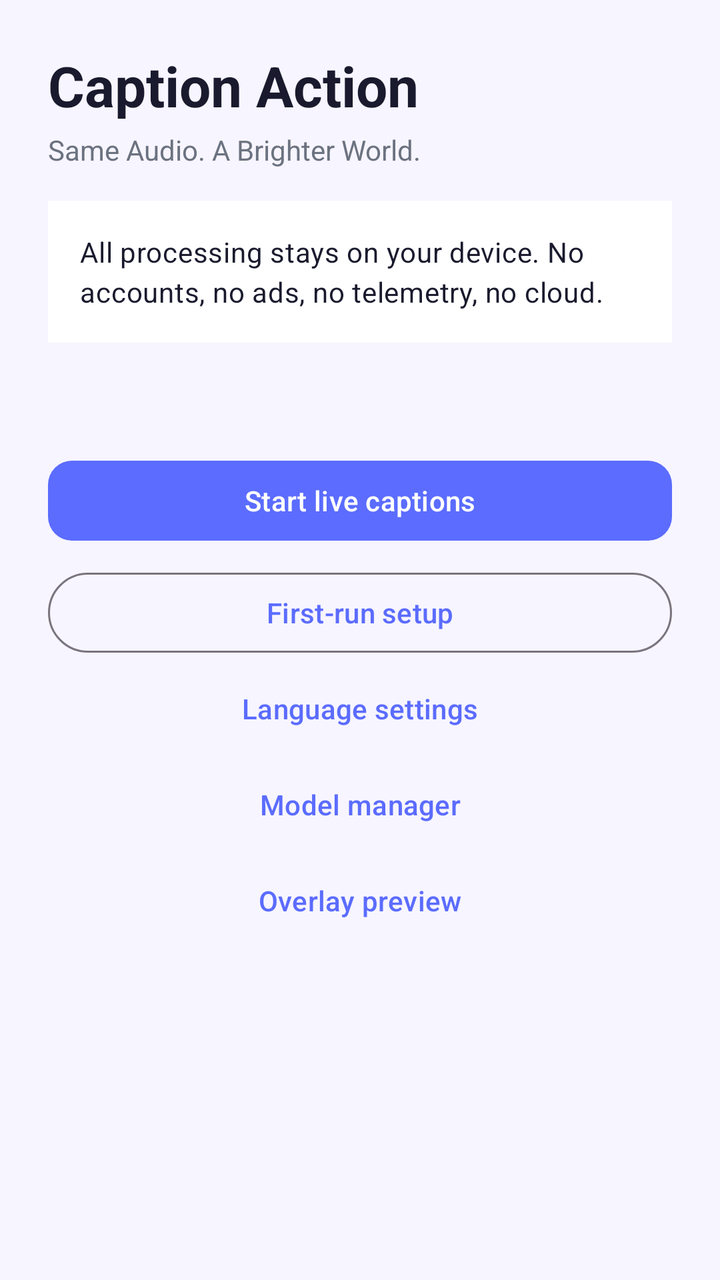
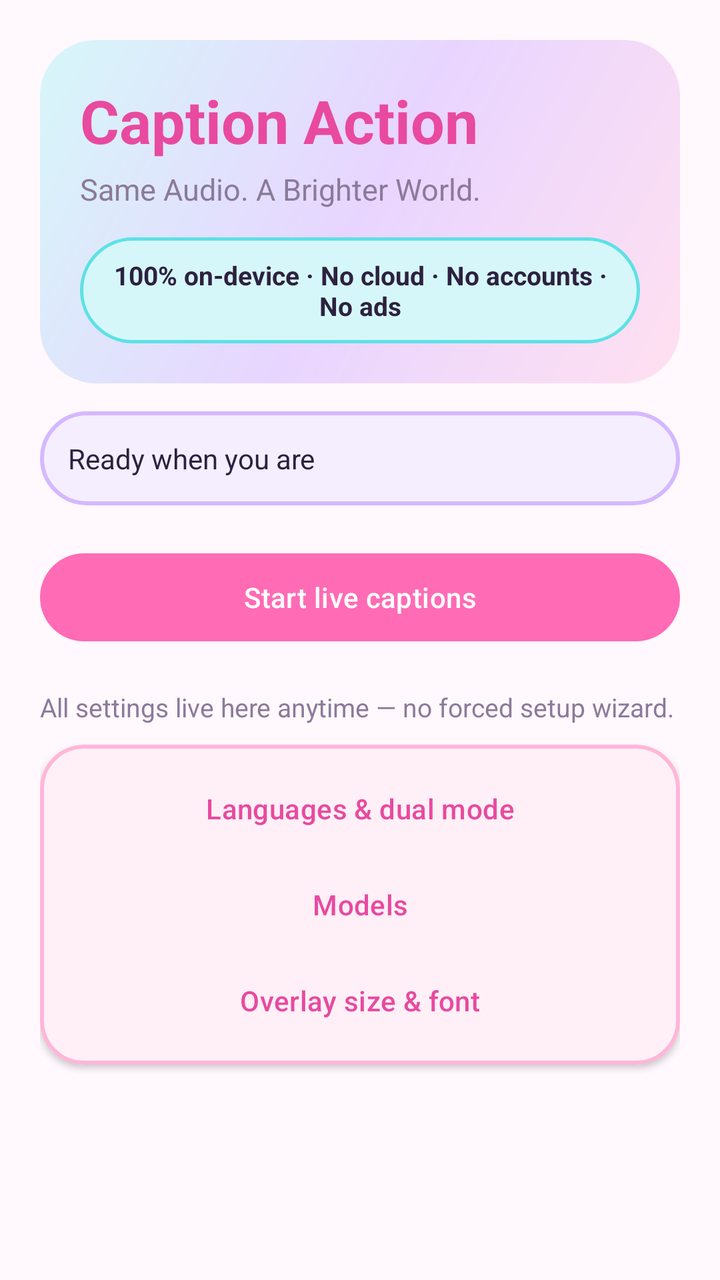

Before-and-after screenshots of an Android layout around one commit, followed by the original layout XML and the change that was made.
<!-- AndroidManifest.xml: activity theme Theme.CaptionAction -->
<!-- res/layout/activity_home.xml -->
<?xml version="1.0" encoding="utf-8"?>
<ScrollView xmlns:android="http://schemas.android.com/apk/res/android"
    xmlns:app="http://schemas.android.com/apk/res-auto"
    android:layout_width="match_parent"
    android:layout_height="match_parent"
    android:fillViewport="true"
    android:background="@color/ca_bg">

    <LinearLayout
        android:layout_width="match_parent"
        android:layout_height="wrap_content"
        android:orientation="vertical"
        android:padding="24dp">

        <TextView
            android:layout_width="match_parent"
            android:layout_height="wrap_content"
            android:text="@string/app_name"
            style="@style/TextAppearance.CaptionAction.Title"
            android:textSize="28sp" />

        <TextView
            android:layout_width="match_parent"
            android:layout_height="wrap_content"
            android:layout_marginTop="4dp"
            android:text="@string/tagline"
            android:textColor="@color/ca_muted" />

        <TextView
            android:id="@+id/privacyBanner"
            android:layout_width="match_parent"
            android:layout_height="wrap_content"
            android:layout_marginTop="16dp"
            android:background="@color/ca_surface"
            android:padding="16dp"
            android:text="@string/privacy_promise"
            style="@style/TextAppearance.CaptionAction.Body" />

        <TextView
            android:id="@+id/statusText"
            android:layout_width="match_parent"
            android:layout_height="wrap_content"
            android:layout_marginTop="12dp"
            android:textColor="@color/ca_muted" />

        <com.google.android.material.button.MaterialButton
            android:id="@+id/btnStartLive"
            android:layout_width="match_parent"
            android:layout_height="wrap_content"
            android:layout_marginTop="24dp"
            android:text="@string/start_live" />

        <com.google.android.material.button.MaterialButton
            android:id="@+id/btnSetup"
            style="@style/Widget.Material3.Button.OutlinedButton"
            android:layout_width="match_parent"
            android:layout_height="wrap_content"
            android:layout_marginTop="8dp"
            android:text="@string/setup" />

        <com.google.android.material.button.MaterialButton
            android:id="@+id/btnLanguages"
            style="@style/Widget.Material3.Button.TextButton"
            android:layout_width="match_parent"
            android:layout_height="wrap_content"
            android:text="@string/language_settings" />

        <com.google.android.material.button.MaterialButton
            android:id="@+id/btnModels"
            style="@style/Widget.Material3.Button.TextButton"
            android:layout_width="match_parent"
            android:layout_height="wrap_content"
            android:text="@string/model_manager" />

        <com.google.android.material.button.MaterialButton
            android:id="@+id/btnPreview"
            style="@style/Widget.Material3.Button.TextButton"
            android:layout_width="match_parent"
            android:layout_height="wrap_content"
            android:text="@string/overlay_preview" />
    </LinearLayout>
</ScrollView>
<!-- resources referenced by this layout -->
<resources>
  <color name="ca_bg">#F7F5FF</color>
  <color name="ca_muted">#6B7280</color>
  <color name="ca_surface">#FFFFFF</color>
  <string name="language_settings">Language settings</string>
  <string name="model_manager">Model manager</string>
  <string name="overlay_preview">Overlay preview</string>
  <string name="privacy_promise">All processing stays on your device. No accounts, no ads, no telemetry, no cloud.</string>
  <string name="setup">First-run setup</string>
  <style name="TextAppearance.CaptionAction.Body" parent="TextAppearance.Material3.BodyMedium">
          <item name="android:textColor">@color/ca_text</item>
      </style>
  <style name="TextAppearance.CaptionAction.Title" parent="TextAppearance.Material3.HeadlineSmall">
          <item name="android:textColor">@color/ca_text</item>
          <item name="android:textStyle">bold</item>
      </style>
  <style name="Theme.CaptionAction" parent="Theme.Material3.Light.NoActionBar">
          <item name="colorPrimary">@color/ca_primary</item>
          <item name="colorPrimaryDark">@color/ca_primary_dark</item>
          <item name="colorAccent">@color/ca_accent</item>
          <item name="android:statusBarColor">@color/ca_primary</item>
          <item name="android:navigationBarColor">@color/ca_bg</item>
          <item name="android:windowBackground">@color/ca_bg</item>
          <item name="materialButtonStyle">@style/Widget.CaptionAction.Button</item>
      </style>
  <color name="ca_text">#1A1A2E</color>
  <color name="ca_primary">#5B6CFF</color>
  <color name="ca_primary_dark">#3D4AD1</color>
  <color name="ca_accent">#FF8FAB</color>
  <style name="Widget.CaptionAction.Button" parent="Widget.Material3.Button">
          <item name="cornerRadius">12dp</item>
      </style>
  <!-- unchanged entries left out for length: 3 -->
</resources>

<!-- the commit's change to res/layout/activity_home.xml (unified diff, before → after) -->
@@ -10,73 +10,104 @@
         android:layout_width="match_parent"
         android:layout_height="wrap_content"
         android:orientation="vertical"
-        android:padding="24dp">
+        android:padding="20dp">
 
-        <TextView
+        <LinearLayout
             android:layout_width="match_parent"
             android:layout_height="wrap_content"
-            android:text="@string/app_name"
-            style="@style/TextAppearance.CaptionAction.Title"
-            android:textSize="28sp" />
+            android:orientation="vertical"
+            android:background="@drawable/bg_home_header"
+            android:padding="20dp">
 
-        <TextView
-            android:layout_width="match_parent"
-            android:layout_height="wrap_content"
-            android:layout_marginTop="4dp"
-            android:text="@string/tagline"
-            android:textColor="@color/ca_muted" />
+            <TextView
+                android:layout_width="match_parent"
+                android:layout_height="wrap_content"
+                android:text="@string/app_name"
+                android:textSize="30sp"
+                android:textStyle="bold"
+                android:textColor="@color/ca_primary_dark" />
 
-        <TextView
-            android:id="@+id/privacyBanner"
-            android:layout_width="match_parent"
-            android:layout_height="wrap_content"
-            android:layout_marginTop="16dp"
-            android:background="@color/ca_surface"
-            android:padding="16dp"
-            android:text="@string/privacy_promise"
-            style="@style/TextAppearance.CaptionAction.Body" />
+            <TextView
+                android:layout_width="match_parent"
+                android:layout_height="wrap_content"
+                android:layout_marginTop="4dp"
+                android:text="@string/tagline"
+                android:textColor="@color/ca_muted"
+                android:textSize="15sp" />
+
+            <TextView
+                android:id="@+id/privacyBanner"
+                android:layout_width="match_parent"
+                android:layout_height="wrap_content"
+                android:layout_marginTop="14dp"
+                android:background="@drawable/bg_pill_cyan"
+                android:gravity="center"
+                android:paddingHorizontal="14dp"
+                android:paddingVertical="10dp"
+                android:text="@string/privacy_promise"
+                android:textColor="@color/ca_text"
+                android:textSize="13sp"
+                android:textStyle="bold" />
+        </LinearLayout>
 
         <TextView
             android:id="@+id/statusText"
             android:layout_width="match_parent"
             android:layout_height="wrap_content"
-            android:layout_marginTop="12dp"
-            android:textColor="@color/ca_muted" />
+            android:layout_marginTop="14dp"
+            android:background="@drawable/bg_card_lavender"
+            android:padding="14dp"
+            android:text="@string/home_status_ready"
+            android:textColor="@color/ca_text" />
 
         <com.google.android.material.button.MaterialButton
             android:id="@+id/btnStartLive"
             android:layout_width="match_parent"
             android:layout_height="wrap_content"
-            android:layout_marginTop="24dp"
+            android:layout_marginTop="20dp"
             android:text="@string/start_live" />
 
-        <com.google.android.material.button.MaterialButton
-            android:id="@+id/btnSetup"
-            style="@style/Widget.Material3.Button.OutlinedButton"
+        <TextView
             android:layout_width="match_parent"
             android:layout_height="wrap_content"
-            android:layout_marginTop="8dp"
-            android:text="@string/setup" />
+            android:layout_marginTop="20dp"
+            android:text="@string/settings_hub"
+            android:textColor="@color/ca_muted"
+            android:textSize="13sp" />
 
-        <com.google.android.material.button.MaterialButton
-            android:id="@+id/btnLanguages"
-            style="@style/Widget.Material3.Button.TextButton"
+        <com.google.android.material.card.MaterialCardView
             android:layout_width="match_parent"
             android:layout_height="wrap_content"
-            android:text="@string/language_settings" />
-
-        <com.google.android.material.button.MaterialButton
-            android:id="@+id/btnModels"
-            style="@style/Widget.Material3.Button.TextButton"
-            android:layout_width="match_parent"
-            android:layout_height="wrap_content"
-            android:text="@string/model_manager" />
-
-        <com.google.android.material.button.MaterialButton
-            android:id="@+id/btnPreview"
-            style="@style/Widget.Material3.Button.TextButton"
-            android:layout_width="match_parent"
-            android:layout_height="wrap_content"
-            android:text="@string/overlay_preview" />
+            android:layout_marginTop="10dp"
+            app:cardBackgroundColor="@color/ca_card_pink"
+            app:cardCornerRadius="22dp"
+            app:cardElevation="2dp"
+            app:strokeColor="#FFB6D9"
+            app:strokeWidth="2dp">
+            <LinearLayout
+                android:layout_width="match_parent"
+                android:layout_height="wrap_content"
+                android:orientation="vertical"
+                android:padding="8dp">
+                <com.google.android.material.button.MaterialButton
+                    android:id="@+id/btnLanguages"
+                    style="@style/Widget.CaptionAction.Button.Soft"
+                    android:layout_width="match_parent"
+                    android:layout_height="wrap_content"
+                    android:text="@string/language_settings" />
+                <com.google.android.material.button.MaterialButton
+                    android:id="@+id/btnModels"
+                    style="@style/Widget.CaptionAction.Button.Soft"
+                    android:layout_width="match_parent"
+                    android:layout_height="wrap_content"
+                    android:text="@string/model_manager" />
+                <com.google.android.material.button.MaterialButton
+                    android:id="@+id/btnPreview"
+                    style="@style/Widget.CaptionAction.Button.Soft"
+                    android:layout_width="match_parent"
+                    android:layout_height="wrap_content"
+                    android:text="@string/overlay_preview" />
+            </LinearLayout>
+        </com.google.android.material.card.MaterialCardView>
     </LinearLayout>
 </ScrollView>
<!-- resource entries referenced after the edit -->
@@ -1,36 +1,81 @@
 <!-- resources referenced by this layout -->
 <resources>
-  <color name="ca_bg">#F7F5FF</color>
-  <color name="ca_muted">#6B7280</color>
+  <color name="ca_bg">#FFF8FC</color>
+  <color name="ca_card_pink">#FFF0F7</color>
+  <color name="ca_muted">#8B7A9A</color>
   <color name="ca_surface">#FFFFFF</color>
-  <string name="language_settings">Language settings</string>
-  <string name="model_manager">Model manager</string>
-  <string name="overlay_preview">Overlay preview</string>
-  <string name="privacy_promise">All processing stays on your device. No accounts, no ads, no telemetry, no cloud.</string>
-  <string name="setup">First-run setup</string>
-  <style name="TextAppearance.CaptionAction.Body" parent="TextAppearance.Material3.BodyMedium">
-          <item name="android:textColor">@color/ca_text</item>
-      </style>
-  <style name="TextAppearance.CaptionAction.Title" parent="TextAppearance.Material3.HeadlineSmall">
-          <item name="android:textColor">@color/ca_text</item>
-          <item name="android:textStyle">bold</item>
+  <string name="language_settings">Languages &amp; dual mode</string>
+  <string name="model_manager">Models</string>
+  <string name="overlay_preview">Overlay size &amp; font</string>
+  <string name="privacy_promise">100% on-device · No cloud · No accounts · No ads</string>
+  <string name="settings_hub">All settings live here anytime — no forced setup wizard.</string>
+  <style name="Widget.CaptionAction.Button.Soft" parent="Widget.Material3.Button.TextButton">
+          <item name="cornerRadius">24dp</item>
+          <item name="android:textColor">@color/ca_primary_dark</item>
+          <item name="android:minHeight">48dp</item>
       </style>
   <style name="Theme.CaptionAction" parent="Theme.Material3.Light.NoActionBar">
           <item name="colorPrimary">@color/ca_primary</item>
           <item name="colorPrimaryDark">@color/ca_primary_dark</item>
+          <item name="colorPrimaryContainer">@color/ca_pink_soft</item>
+          <item name="colorSecondary">@color/ca_cyan</item>
+          <item name="colorSecondaryContainer">@color/ca_cyan_soft</item>
+          <item name="colorTertiary">@color/ca_accent</item>
           <item name="colorAccent">@color/ca_accent</item>
           <item name="android:statusBarColor">@color/ca_primary</item>
           <item name="android:navigationBarColor">@color/ca_bg</item>
           <item name="android:windowBackground">@color/ca_bg</item>
+          <item name="android:textColorPrimary">@color/ca_text</item>
           <item name="materialButtonStyle">@style/Widget.CaptionAction.Button</item>
+          <item name="materialCardViewStyle">@style/Widget.CaptionAction.Card</item>
       </style>
-  <color name="ca_text">#1A1A2E</color>
-  <color name="ca_primary">#5B6CFF</color>
-  <color name="ca_primary_dark">#3D4AD1</color>
-  <color name="ca_accent">#FF8FAB</color>
+  <color name="ca_card_lavender">#F5EEFF</color>
+  <color name="ca_cyan_soft">#D6F7F9</color>
+  <color name="ca_cyan">#5CE1E6</color>
+  <color name="ca_text">#2D2140</color>
+  <!-- drawable bg_card_lavender (drawable) -->
+  <?xml version="1.0" encoding="utf-8"?>
+  <shape xmlns:android="http://schemas.android.com/apk/res/android" android:shape="rectangle">
+      <solid android:color="@color/ca_card_lavender" />
+      <corners android:radius="24dp" />
+      <stroke android:width="2dp" android:color="#D4B8FF" />
+  </shape>
+  <!-- drawable bg_home_header (drawable) -->
+  <?xml version="1.0" encoding="utf-8"?>
+  <shape xmlns:android="http://schemas.android.com/apk/res/android" android:shape="rectangle">
+      <gradient
+          android:startColor="#FFE0F0"
+          android:centerColor="#E8D5FF"
+          android:endColor="#D6F7F9"
+          android:angle="135" />
+      <corners android:radius="28dp" />
+  </shape>
+  <!-- drawable bg_pill_cyan (drawable) -->
+  <?xml version="1.0" encoding="utf-8"?>
+  <shape xmlns:android="http://schemas.android.com/apk/res/android" android:shape="rectangle">
+      <solid android:color="@color/ca_cyan_soft" />
+      <corners android:radius="999dp" />
+      <stroke android:width="1.5dp" android:color="@color/ca_cyan" />
+  </shape>
+  <string name="home_status_ready">Ready when you are</string>
+  <color name="ca_primary">#FF6BB5</color>
+  <color name="ca_pink_soft">#FFE0F0</color>
+  <color name="ca_primary_dark">#E84AA0</color>
+  <color name="ca_accent">#FFD166</color>
   <style name="Widget.CaptionAction.Button" parent="Widget.Material3.Button">
-          <item name="cornerRadius">12dp</item>
+          <item name="cornerRadius">28dp</item>
+          <item name="backgroundTint">@color/ca_primary</item>
+          <item name="android:textColor">@color/ca_white</item>
+          <item name="android:minHeight">52dp</item>
+          <item name="android:textAllCaps">false</item>
+          <item name="android:letterSpacing">0.01</item>
       </style>
+  <style name="Widget.CaptionAction.Card" parent="Widget.Material3.CardView.Elevated">
+          <item name="cardCornerRadius">24dp</item>
+          <item name="cardElevation">4dp</item>
+          <item name="cardBackgroundColor">@color/ca_surface</item>
+      </style>
+  <color name="ca_white">#FFFFFF</color>
   <!-- unchanged entries left out for length: 3 -->
 </resources>
 
